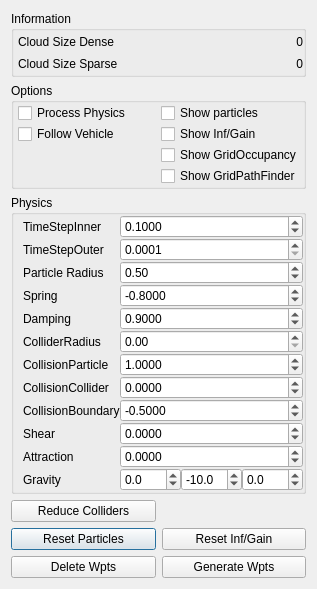
wpfhtl/octocopter, file basestation/flightplannerparticlesdialog.ui: the form before one commit.
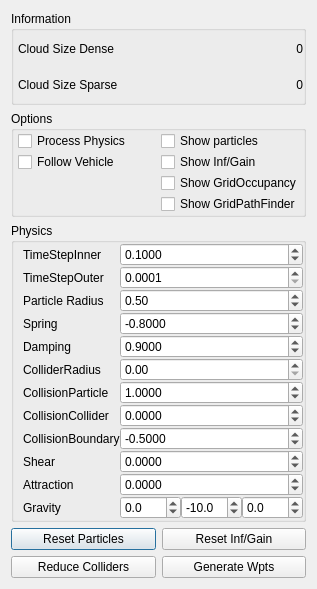
The form after the commit.

```diff
--- a/basestation/flightplannerparticlesdialog.ui
+++ b/basestation/flightplannerparticlesdialog.ui
@@ -509,13 +509,6 @@
       </widget>
      </item>
      <item row="2" column="0">
-      <widget class="QPushButton" name="mBtnDeleteWaypoints">
-       <property name="text">
-        <string>Delete Wpts</string>
-       </property>
-      </widget>
-     </item>
-     <item row="0" column="0">
       <widget class="QPushButton" name="mBtnReduceColliderCloud">
        <property name="text">
         <string>Reduce Colliders</string>
```
